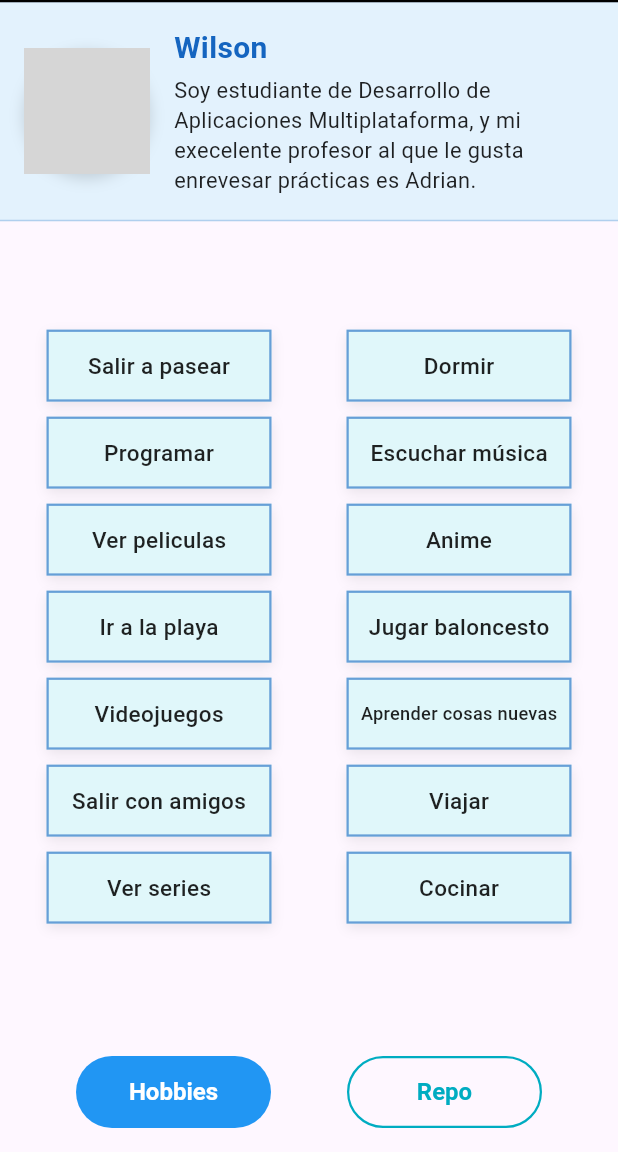
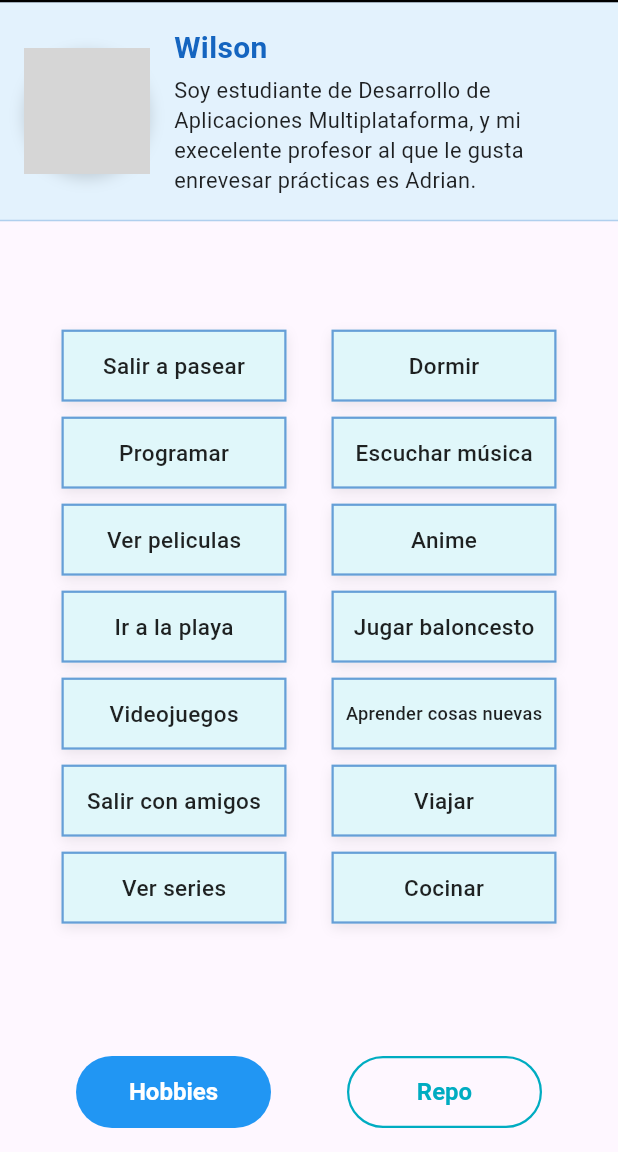
Before and after one commit to usr0445-wjrv/PGL-P2-MyPortfolio, a Flutter app: the PortfolioScreen screen opened by its route, on a phone screen of 412 x 824 dp, the part 84-1236 px from its top. Run offline on Flutter 3.47's test engine with Material 3 defaults, Android fonts, the phone set to English and light mode, and no system bars; our stand-ins replace go_router, qr_flutter; network calls fail; grey boxes are pictures that could not be loaded.

Commit message:
Creado rama develop

```diff
--- a/lib/widgets/body_hobbies_widget.dart
+++ b/lib/widgets/body_hobbies_widget.dart
@@ -4,53 +4,33 @@ import 'hobby_card.dart';
 class BodyHobbiesWidget extends StatelessWidget {
   const BodyHobbiesWidget({super.key});
 
+  final List<String> hobbies = const [
+    "Salir a pasear",
+    "Dormir",
+    "Programar",
+    "Escuchar música",
+    "Ver peliculas",
+    "Anime",
+    "Ir a la playa",
+    "Jugar baloncesto",
+    "Videojuegos",
+    "Aprender cosas nuevas",
+    "Salir con amigos",
+    "Viajar",
+    "Ver series",
+    "Cocinar",
+  ];
+
   @override
   Widget build(BuildContext context) {
     return Center(
       child: SingleChildScrollView(
         padding: const EdgeInsets.all(10),
-        child: Row(
-          spacing: 50,
-          mainAxisSize: MainAxisSize.min,
-          crossAxisAlignment: CrossAxisAlignment.start,
-          children: const [
-            Column(
-              mainAxisSize: MainAxisSize.min,
-              children: [
-                HobbyCard(texto: "Salir a pasear"),
-                SizedBox(height: 10),
-                HobbyCard(texto: "Programar"),
-                SizedBox(height: 10),
-                HobbyCard(texto: "Ver peliculas"),
-                SizedBox(height: 10),
-                HobbyCard(texto: "Ir a la playa"),
-                SizedBox(height: 10),
-                HobbyCard(texto: "Videojuegos"),
-                SizedBox(height: 10),
-                HobbyCard(texto: "Salir con amigos"),
-                SizedBox(height: 10),
-                HobbyCard(texto: "Ver series"),
-              ],
-            ),
-            Column(
-              mainAxisSize: MainAxisSize.min,
-              children: [
-                HobbyCard(texto: "Dormir"),
-                SizedBox(height: 10),
-                HobbyCard(texto: "Escuchar música"),
-                SizedBox(height: 10),
-                HobbyCard(texto: "Anime"),
-                SizedBox(height: 10),
-                HobbyCard(texto: "Jugar baloncesto"),
-                SizedBox(height: 10),
-                HobbyCard(texto: "Aprender cosas nuevas"),
-                SizedBox(height: 10),
-                HobbyCard(texto: "Viajar"),
-                SizedBox(height: 10),
-                HobbyCard(texto: "Cocinar"),
-              ],
-            ),
-          ],
+        child: Wrap(
+          spacing: 30, // separación horizontal entre tarjetas
+          runSpacing: 10, // separación vertical entre filas
+          alignment: WrapAlignment.center,
+          children: hobbies.map((hobby) => HobbyCard(texto: hobby)).toList(),
         ),
       ),
     );
```
